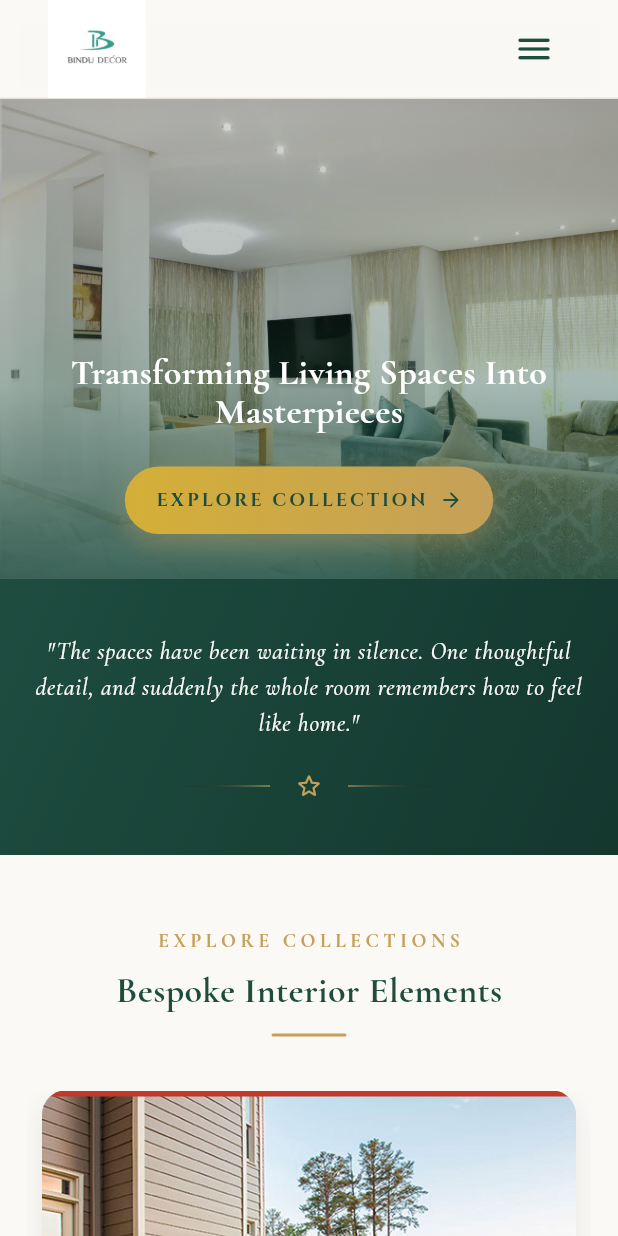
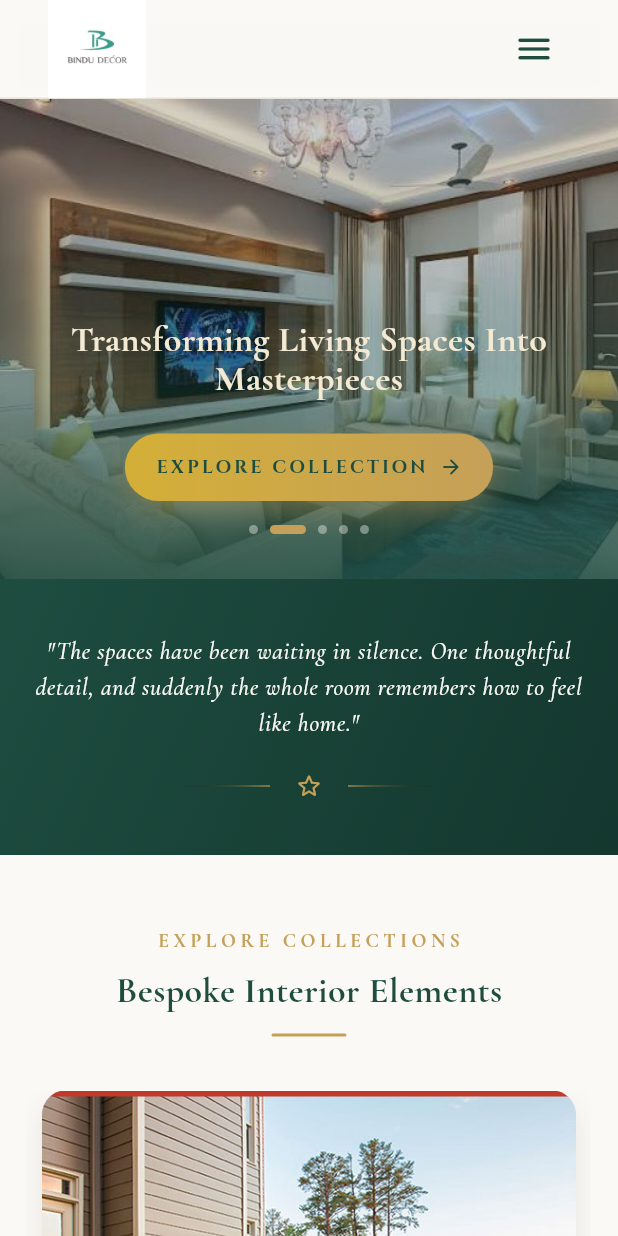
Before and after one commit to shubh685/bindu_decor, a Flutter app: the screen it shows after launch, on a phone screen of 412 x 824 dp. Run offline on Flutter 3.47's test engine with Material 3 defaults, Android fonts, the phone set to English and light mode, and no system bars; our stand-ins replace google_fonts, visibility_detector; missing offline and left inert: font_awesome_icon_class.

Commit message:
updated code

```diff
--- a/lib/Home_Page.dart
+++ b/lib/Home_Page.dart
@@ -74,7 +74,6 @@ class _HomePageState extends State<HomePage> {
     ),
   ];
 
-
   @override
   Widget build(BuildContext context) {
     final bool isDesktop = MediaQuery.of(context).size.width >= 900;
@@ -103,7 +102,7 @@ class _HomePageState extends State<HomePage> {
             SliverToBoxAdapter(
               child: Column(
                 children: [
-                  _mainImage(context),
+                  const MainImageCarousel(),
                   _subTitle(context),
                   const ExploreByCategorySection(),
                   const OurDetails(),
@@ -128,10 +127,86 @@ class _HomePageState extends State<HomePage> {
 }
 
 // ==========================================
-// MAIN IMAGE & SUBTITLE WIDGETS
+// MAIN IMAGE CAROUSEL WIDGET
 // ==========================================
 
-Widget _mainImage(BuildContext context) {
+class CarouselImageData {
+  final String imagePath;
+  final Color textColor;
+
+  const CarouselImageData({
+    required this.imagePath,
+    required this.textColor,
+  });
+}
+
+class MainImageCarousel extends StatefulWidget {
+  const MainImageCarousel({super.key});
+
+  @override
+  State<MainImageCarousel> createState() => _MainImageCarouselState();
+}
+
+class _MainImageCarouselState extends State<MainImageCarousel> {
+  late final PageController _pageController;
+  Timer? _timer;
+  int _currentIndex = 0;
+
+  final List<CarouselImageData> _slides = const [
+    CarouselImageData(
+      imagePath: "assets/images/main_img.png",
+      textColor: Colors.white,
+    ),
+    CarouselImageData(
+      imagePath: "assets/images/main_img2.png",
+      textColor: Color(0xFFF4EAD4), // Elegant Warm Ivory
+    ),
+    CarouselImageData(
+      imagePath: "assets/images/main_img3.png",
+      textColor: Color(0xFFE6C687), // Muted Gold Accent
+    ),
+    CarouselImageData(
+      imagePath: "assets/images/main_img4.png",
+      textColor: Color(0xFFFFF8E7), // Soft Champagne
+    ),
+    CarouselImageData(
+      imagePath: "assets/images/main_img5.png",
+      textColor: Color(0xFFD4AF37), // Signature Gold
+    ),
+  ];
+
+  @override
+  void initState() {
+    super.initState();
+    _pageController = PageController();
+    _startTimer();
+  }
+
+  void _startTimer() {
+    _timer = Timer.periodic(const Duration(seconds: 4), (timer) {
+      if (_pageController.hasClients) {
+        int nextPage = _currentIndex + 1;
+        if (nextPage >= _slides.length) {
+          nextPage = 0;
+        }
+        _pageController.animateToPage(
+          nextPage,
+          duration: const Duration(milliseconds: 800),
+          curve: Curves.easeInOut,
+        );
+      }
+    });
+  }
+
+  @override
+  void dispose() {
+    _timer?.cancel();
+    _pageController.dispose();
+    super.dispose();
+  }
+
+  @override
+  Widget build(BuildContext context) {
     final double screenWidth = MediaQuery.of(context).size.width;
 
     double imageHeight;
@@ -162,9 +237,30 @@ Widget _mainImage(BuildContext context) {
       child: Stack(
         fit: StackFit.expand,
         children: [
-        Image.asset(
-          "assets/images/main_img.png", fit: BoxFit.cover, alignment: Alignment.center),
-        // Modern Gradient Overlay
+          // Background PageView Image Carousel
+          PageView.builder(
+            controller: _pageController,
+            itemCount: _slides.length,
+            onPageChanged: (index) {
+              setState(() {
+                _currentIndex = index;
+              });
+            },
+            itemBuilder: (context, index) {
+              return Image.asset(
+                _slides[index].imagePath,
+                fit: BoxFit.cover,
+                alignment: Alignment.center,
+                errorBuilder: (context, error, stackTrace) => Container(
+                  color: LuxuryTheme.primaryDark,
+                  child: const Center(
+                    child: Icon(Icons.image_not_supported, color: Colors.white54, size: 50),
+                  ),
+                ),
+              );
+            },
+          ),
+          // Gradient Overlay
           Container(
             decoration: BoxDecoration(
               gradient: LinearGradient(
@@ -179,6 +275,7 @@ Widget _mainImage(BuildContext context) {
               ),
             ),
           ),
+          // Content Overlay
           Positioned(
             left: 24,
             right: 24,
@@ -186,7 +283,22 @@ Widget _mainImage(BuildContext context) {
             child: Column(
               mainAxisSize: MainAxisSize.min,
               children: [
-              Text("Transforming Living Spaces Into Masterpieces", textAlign: TextAlign.center, style: GoogleFonts.cormorantGaramond(fontSize: screenWidth >= 900 ? 46 : (screenWidth >= 600 ? 34 : 24), fontWeight: FontWeight.w700, color: Colors.white, height: 1.1,)),
+                AnimatedSwitcher(
+                  duration: const Duration(milliseconds: 500),
+                  child: Text(
+                    "Transforming Living Spaces Into Masterpieces",
+                    key: ValueKey<int>(_currentIndex),
+                    textAlign: TextAlign.center,
+                    style: GoogleFonts.cormorantGaramond(
+                      fontSize: screenWidth >= 900
+                          ? 46
+                          : (screenWidth >= 600 ? 34 : 24),
+                      fontWeight: FontWeight.w700,
+                      color: _slides[_currentIndex].textColor,
+                      height: 1.1,
+                    ),
+                  ),
+                ),
                 const SizedBox(height: 24),
                 Material(
                   color: Colors.transparent,
@@ -237,6 +349,24 @@ Widget _mainImage(BuildContext context) {
                     ),
                   ),
                 ),
+                const SizedBox(height: 16),
+                // Indicator Dots
+                Row(
+                  mainAxisAlignment: MainAxisAlignment.center,
+                  children: List.generate(_slides.length, (index) {
+                    final bool isActive = _currentIndex == index;
+                    return AnimatedContainer(
+                      duration: const Duration(milliseconds: 300),
+                      margin: const EdgeInsets.symmetric(horizontal: 4.0),
+                      height: 6,
+                      width: isActive ? 24 : 6,
+                      decoration: BoxDecoration(
+                        color: isActive ? LuxuryTheme.primaryAccent : Colors.white38,
+                        borderRadius: BorderRadius.circular(3),
+                      ),
+                    );
+                  }),
+                ),
               ],
             ),
           ),
@@ -244,6 +374,11 @@ Widget _mainImage(BuildContext context) {
       ),
     );
   }
+}
+
+// ==========================================
+// SUBTITLE WIDGET
+// ==========================================
 
 Widget _subTitle(BuildContext context) {
   final double screenWidth = MediaQuery.of(context).size.width;
@@ -542,7 +677,6 @@ class _CategoryCard extends StatelessWidget {
                   ),
                 ),
               ),
-              // Category Specific Vibrant Accent Line
               Positioned(
                 top: 0,
                 left: 0,
```
Also changed, not shown: lib/About.dart (+2 -24 lines), lib/Nav_Widgets/Navigation.dart (+19 -7 lines), lib/Pro_Details.dart (+5 -34 lines). Lines whose indentation alone changed are shown as unchanged.
